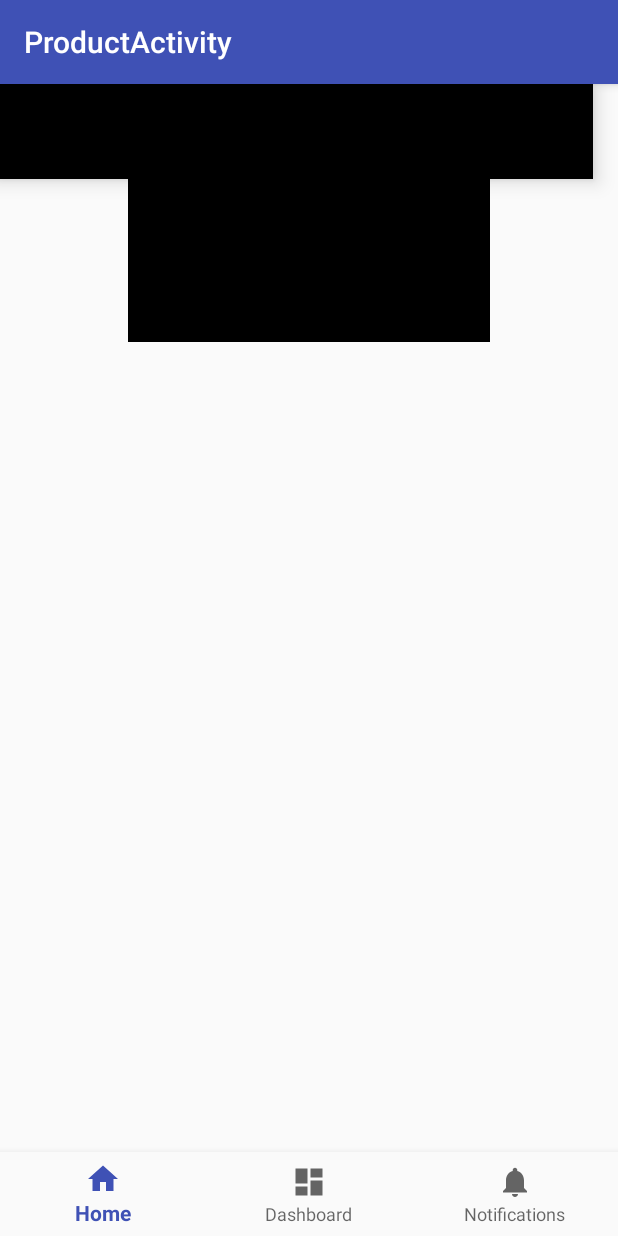
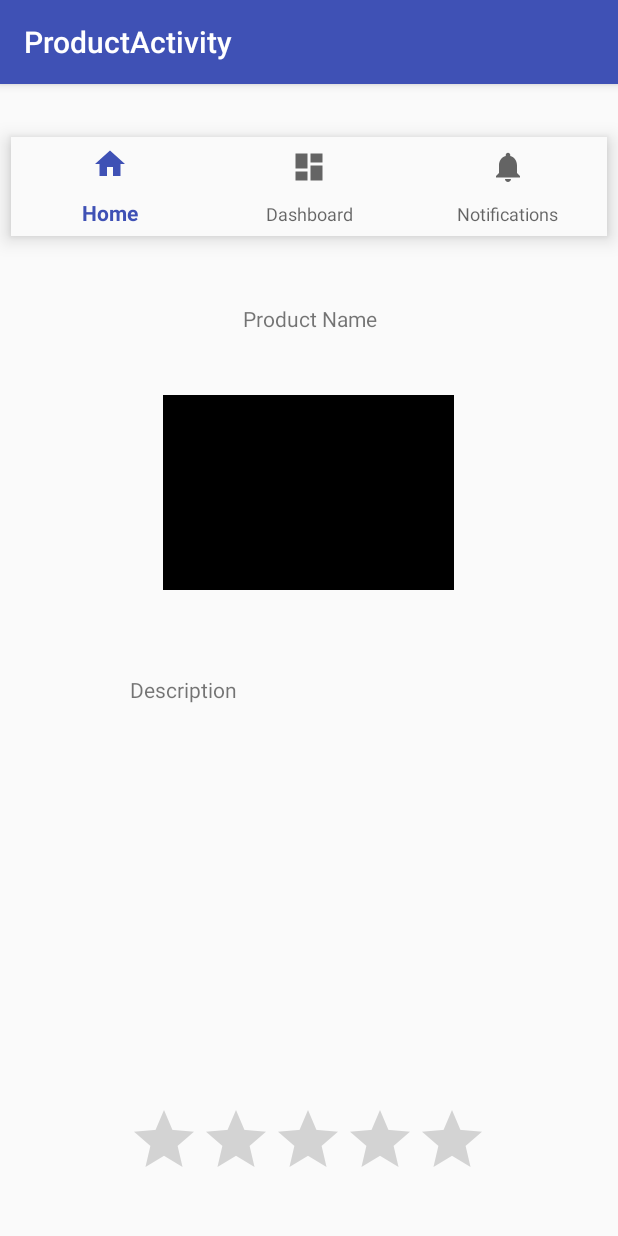
Before and after one commit to OS-Dev/RateIt, an Android app: the ProductActivity screen opened directly, with no data from a screen before it, on a phone screen of 412 x 824 dp. Run offline under Robolectric (Android 15) with nearby library versions, the phone set to English and light mode, and no system bars.

Commit message:
Set up Product Page Layout. Removed Ratings Page due to merge in Home page.

```diff
--- a/app/src/main/AndroidManifest.xml
+++ b/app/src/main/AndroidManifest.xml
@@ -30,7 +30,6 @@
         <activity
             android:name=".ProductActivity"
             android:label="@string/title_activity_product" />
-        <activity android:name=".RatingsActivity"></activity>
     </application>
 
 </manifest>
--- a/app/src/main/java/csc472/depaul/edu/rateit/RatingsActivity.java
+++ /dev/null
@@ -1,13 +0,0 @@
-package csc472.depaul.edu.rateit;
-
-import android.support.v7.app.AppCompatActivity;
-import android.os.Bundle;
-
-public class RatingsActivity extends AppCompatActivity {
-
-    @Override
-    protected void onCreate(Bundle savedInstanceState) {
-        super.onCreate(savedInstanceState);
-        setContentView(R.layout.activity_ratings);
-    }
-}
--- a/app/src/main/res/layout/activity_product.xml
+++ b/app/src/main/res/layout/activity_product.xml
@@ -2,78 +2,76 @@
 <android.support.constraint.ConstraintLayout xmlns:android="http://schemas.android.com/apk/res/android"
     xmlns:app="http://schemas.android.com/apk/res-auto"
     xmlns:tools="http://schemas.android.com/tools"
-    android:id="@+id/container"
+    android:id="@+id/product_layout"
     android:layout_width="match_parent"
     android:layout_height="match_parent"
     tools:context=".ProductActivity">
 
-    <TextView
-        android:id="@+id/message"
-        android:layout_width="wrap_content"
-        android:layout_height="wrap_content"
-        android:layout_marginLeft="@dimen/activity_horizontal_margin"
-        android:layout_marginTop="@dimen/activity_vertical_margin"
-        android:text="Product Page"
-        app:layout_constraintLeft_toLeftOf="parent"
-        app:layout_constraintTop_toTopOf="parent" />
-
     <android.support.design.widget.BottomNavigationView
         android:id="@+id/navigation"
-        android:layout_width="0dp"
-        android:layout_height="wrap_content"
-        android:layout_marginEnd="0dp"
-        android:layout_marginStart="0dp"
+        android:layout_width="397dp"
+        android:layout_height="66dp"
+        android:layout_marginStart="8dp"
+        android:layout_marginTop="8dp"
+        android:layout_marginEnd="8dp"
+        android:layout_marginBottom="8dp"
         android:background="?android:attr/windowBackground"
-        app:layout_constraintBottom_toBottomOf="parent"
-        app:layout_constraintLeft_toLeftOf="parent"
-        app:layout_constraintRight_toRightOf="parent"
+        app:layout_constraintBottom_toTopOf="@+id/product_name"
+        app:layout_constraintEnd_toEndOf="parent"
+        app:layout_constraintStart_toStartOf="parent"
+        app:layout_constraintTop_toTopOf="parent"
+        app:layout_constraintVertical_bias="0.145"
         app:menu="@menu/navigation" />
+
+    <ImageView
+        android:id="@+id/product_img"
+        android:layout_width="194dp"
+        android:layout_height="130dp"
+        android:layout_marginBottom="22dp"
+        app:layout_constraintBottom_toTopOf="@+id/product_description"
+        app:layout_constraintEnd_toEndOf="parent"
+        app:layout_constraintHorizontal_bias="0.497"
+        app:layout_constraintStart_toStartOf="parent"
+        app:layout_constraintTop_toBottomOf="@+id/product_name"
+        app:srcCompat="@android:color/background_dark"
+        tools:srcCompat="@tools:sample/backgrounds/scenic" />
+
+    <TextView
+        android:id="@+id/product_description"
+        android:layout_width="237dp"
+        android:layout_height="245dp"
+        android:layout_marginTop="8dp"
+        android:layout_marginBottom="8dp"
+        android:text="Description"
+        app:layout_constraintBottom_toTopOf="@+id/ratingBar"
+        app:layout_constraintEnd_toEndOf="parent"
+        app:layout_constraintHorizontal_bias="0.497"
+        app:layout_constraintStart_toStartOf="parent"
+        app:layout_constraintTop_toBottomOf="@+id/product_img" />
+
+    <TextView
+        android:id="@+id/product_name"
+        android:layout_width="151dp"
+        android:layout_height="23dp"
+        android:layout_marginTop="10dp"
+        android:layout_marginBottom="10dp"
+        android:text="Product Name"
+        android:textAlignment="center"
+        app:layout_constraintBottom_toTopOf="@+id/product_img"
+        app:layout_constraintEnd_toEndOf="parent"
+        app:layout_constraintStart_toStartOf="parent"
+        app:layout_constraintTop_toBottomOf="@+id/navigation" />
 
     <RatingBar
         android:id="@+id/ratingBar"
         android:layout_width="wrap_content"
         android:layout_height="55dp"
+        android:layout_marginTop="5dp"
+        android:layout_marginBottom="5dp"
+        app:layout_constraintBottom_toBottomOf="parent"
         app:layout_constraintEnd_toEndOf="parent"
         app:layout_constraintHorizontal_bias="0.497"
         app:layout_constraintStart_toStartOf="parent"
-        tools:layout_editor_absoluteY="458dp" />
-
-    <ImageView
-        android:id="@+id/imageView"
-        android:layout_width="241dp"
-        android:layout_height="172dp"
-        app:layout_constraintEnd_toEndOf="parent"
-        app:layout_constraintHorizontal_bias="0.5"
-        app:layout_constraintStart_toStartOf="parent"
-        app:srcCompat="@android:color/background_dark"
-        tools:layout_editor_absoluteY="81dp"
-        tools:srcCompat="@tools:sample/backgrounds/scenic" />
-
-    <TextView
-        android:id="@+id/textView"
-        android:layout_width="236dp"
-        android:layout_height="165dp"
-        android:text="Description"
-        app:layout_constraintEnd_toEndOf="parent"
-        app:layout_constraintHorizontal_bias="0.5"
-        app:layout_constraintStart_toStartOf="parent"
-        tools:layout_editor_absoluteY="270dp" />
-
-    <TextView
-        android:id="@+id/textView2"
-        android:layout_width="151dp"
-        android:layout_height="23dp"
-        android:text="Product Name"
-        android:textAlignment="center"
-        app:layout_constraintEnd_toEndOf="parent"
-        app:layout_constraintHorizontal_bias="0.5"
-        app:layout_constraintStart_toStartOf="parent"
-        tools:layout_editor_absoluteY="48dp" />
-
-    <android.support.design.widget.BottomNavigationView
-        android:layout_width="395dp"
-        android:layout_height="63dp"
-        tools:layout_editor_absoluteX="8dp"
-        tools:layout_editor_absoluteY="539dp" />
+        app:layout_constraintTop_toBottomOf="@+id/product_description" />
 
 </android.support.constraint.ConstraintLayout>
--- a/app/src/main/res/layout/activity_ratings.xml
+++ /dev/null
@@ -1,9 +0,0 @@
-<?xml version="1.0" encoding="utf-8"?>
-<android.support.constraint.ConstraintLayout xmlns:android="http://schemas.android.com/apk/res/android"
-    xmlns:app="http://schemas.android.com/apk/res-auto"
-    xmlns:tools="http://schemas.android.com/tools"
-    android:layout_width="match_parent"
-    android:layout_height="match_parent"
-    tools:context=".RatingsActivity">
-
-</android.support.constraint.ConstraintLayout>
```
